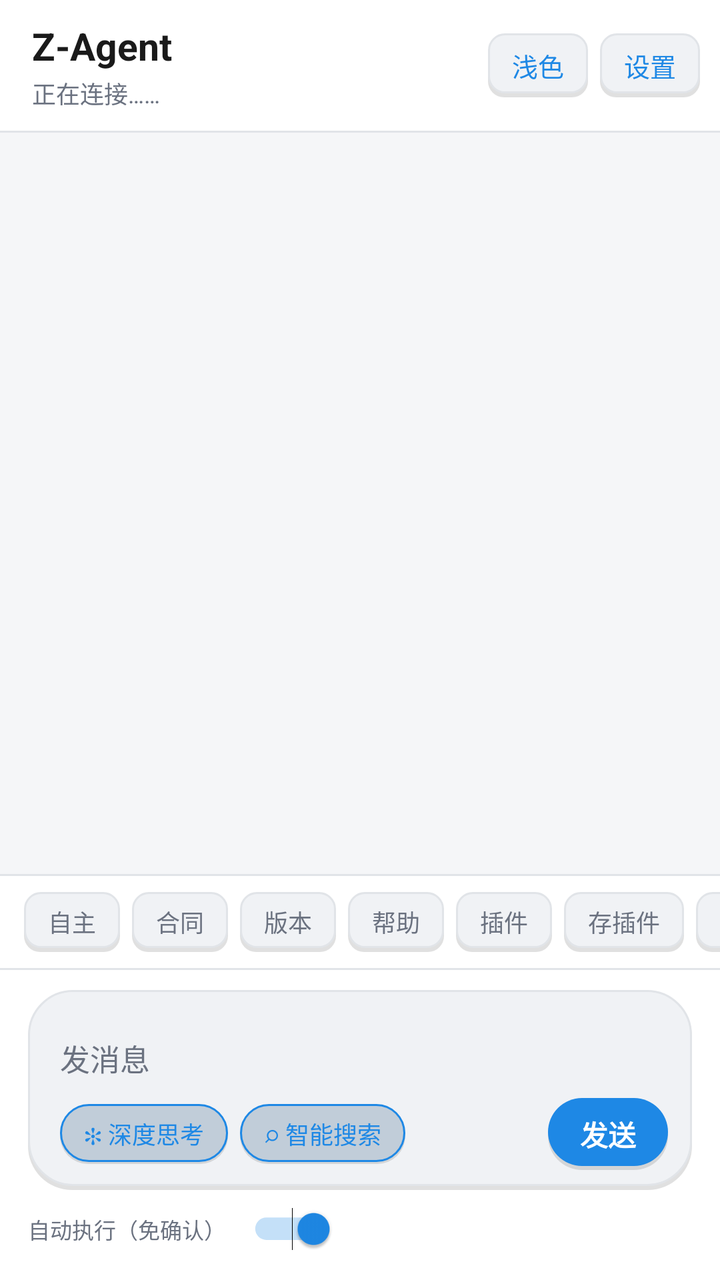
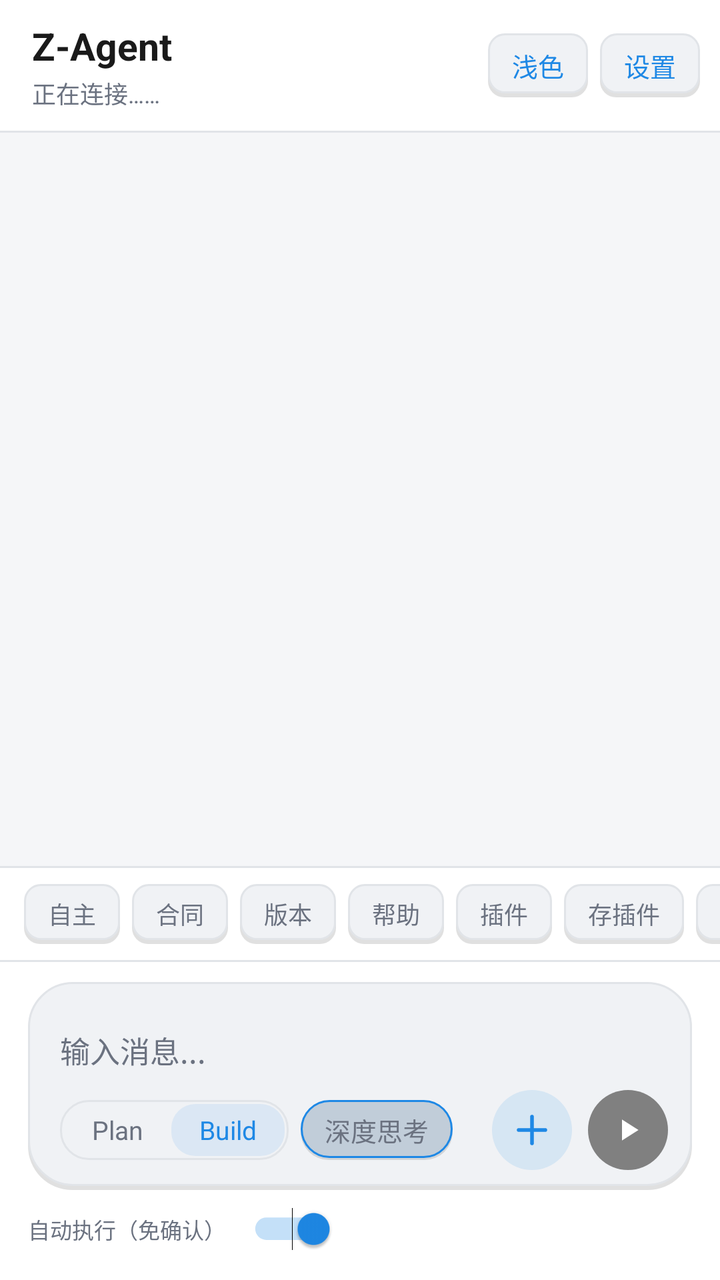

Before-and-after screenshots of an Android layout around one commit, followed by the original layout XML and the change that was made.
<!-- AndroidManifest.xml: application theme AppTheme -->
<!-- res/layout/activity_main.xml -->
<?xml version="1.0" encoding="utf-8"?>
<LinearLayout xmlns:android="http://schemas.android.com/apk/res/android"
    android:id="@+id/rootView"
    android:layout_width="match_parent"
    android:layout_height="match_parent"
    android:background="@color/bg_root"
    android:orientation="vertical">

    
    <LinearLayout
        android:id="@+id/topBar"
        android:layout_width="match_parent"
        android:layout_height="wrap_content"
        android:background="@color/bg_surface"
        android:gravity="center_vertical"
        android:orientation="horizontal"
        android:paddingStart="16dp"
        android:paddingTop="10dp"
        android:paddingEnd="10dp"
        android:paddingBottom="10dp">

        <LinearLayout
            android:layout_width="0dp"
            android:layout_height="wrap_content"
            android:layout_weight="1"
            android:orientation="vertical">

            <TextView
                android:layout_width="wrap_content"
                android:layout_height="wrap_content"
                android:text="Z-Agent"
                android:textColor="@color/text_primary"
                android:textSize="19sp"
                android:textStyle="bold" />

            <TextView
                android:id="@+id/statusText"
                android:layout_width="match_parent"
                android:layout_height="wrap_content"
                android:layout_marginTop="2dp"
                android:ellipsize="end"
                android:maxLines="1"
                android:text="正在连接……"
                android:textColor="@color/text_secondary"
                android:textSize="12sp" />
        </LinearLayout>

        <TextView
            android:id="@+id/themeButton"
            android:layout_width="wrap_content"
            android:layout_height="32dp"
            android:background="@drawable/bg_quick"
            android:clickable="true"
            android:focusable="true"
            android:gravity="center"
            android:paddingStart="12dp"
            android:paddingEnd="12dp"
            android:text="浅色"
            android:textColor="@color/accent"
            android:textSize="13sp" />

        <TextView
            android:id="@+id/settingsButton"
            android:layout_width="wrap_content"
            android:layout_height="32dp"
            android:layout_marginStart="6dp"
            android:background="@drawable/bg_quick"
            android:clickable="true"
            android:focusable="true"
            android:gravity="center"
            android:paddingStart="12dp"
            android:paddingEnd="12dp"
            android:text="设置"
            android:textColor="@color/accent"
            android:textSize="13sp" />
    </LinearLayout>

    
    <View
        android:layout_width="match_parent"
        android:layout_height="1dp"
        android:background="@color/divider" />

    
    <ScrollView
        android:id="@+id/outputScroll"
        android:layout_width="match_parent"
        android:layout_height="0dp"
        android:layout_weight="1"
        android:background="@color/bg_root"
        android:fillViewport="true"
        android:overScrollMode="never"
        android:scrollbars="vertical">

        <LinearLayout
            android:id="@+id/chatContainer"
            android:layout_width="match_parent"
            android:layout_height="wrap_content"
            android:orientation="vertical"
            android:paddingStart="8dp"
            android:paddingTop="12dp"
            android:paddingEnd="8dp"
            android:paddingBottom="12dp" />
    </ScrollView>

    
    <View
        android:layout_width="match_parent"
        android:layout_height="1dp"
        android:background="@color/divider" />

    
    <HorizontalScrollView
        android:layout_width="match_parent"
        android:layout_height="wrap_content"
        android:background="@color/bg_surface"
        android:overScrollMode="never"
        android:scrollbars="none">

        <LinearLayout
            android:layout_width="wrap_content"
            android:layout_height="wrap_content"
            android:orientation="horizontal"
            android:paddingStart="12dp"
            android:paddingTop="8dp"
            android:paddingEnd="12dp"
            android:paddingBottom="8dp">

            <TextView android:id="@+id/btnIdle" android:layout_width="wrap_content" android:layout_height="30dp" android:background="@drawable/bg_quick" android:gravity="center" android:paddingStart="12dp" android:paddingEnd="12dp" android:text="自主" android:textColor="@color/text_secondary" android:textSize="12sp" />
            <TextView android:id="@+id/btnContract" android:layout_width="wrap_content" android:layout_height="30dp" android:layout_marginStart="6dp" android:background="@drawable/bg_quick" android:gravity="center" android:paddingStart="12dp" android:paddingEnd="12dp" android:text="合同" android:textColor="@color/text_secondary" android:textSize="12sp" />
            <TextView android:id="@+id/btnVersions" android:layout_width="wrap_content" android:layout_height="30dp" android:layout_marginStart="6dp" android:background="@drawable/bg_quick" android:gravity="center" android:paddingStart="12dp" android:paddingEnd="12dp" android:text="版本" android:textColor="@color/text_secondary" android:textSize="12sp" />
            <TextView android:id="@+id/btnHelp" android:layout_width="wrap_content" android:layout_height="30dp" android:layout_marginStart="6dp" android:background="@drawable/bg_quick" android:gravity="center" android:paddingStart="12dp" android:paddingEnd="12dp" android:text="帮助" android:textColor="@color/text_secondary" android:textSize="12sp" />
            <TextView android:id="@+id/btnPlugins" android:layout_width="wrap_content" android:layout_height="30dp" android:layout_marginStart="6dp" android:background="@drawable/bg_quick" android:gravity="center" android:paddingStart="12dp" android:paddingEnd="12dp" android:text="插件" android:textColor="@color/text_secondary" android:textSize="12sp" />
            <TextView android:id="@+id/btnSavePlugin" android:layout_width="wrap_content" android:layout_height="30dp" android:layout_marginStart="6dp" android:background="@drawable/bg_quick" android:gravity="center" android:paddingStart="12dp" android:paddingEnd="12dp" android:text="存插件" android:textColor="@color/text_secondary" android:textSize="12sp" />
            <TextView android:id="@+id/btnClear" android:layout_width="wrap_content" android:layout_height="30dp" android:layout_marginStart="6dp" android:background="@drawable/bg_quick" android:gravity="center" android:paddingStart="12dp" android:paddingEnd="12dp" android:text="清屏" android:textColor="@color/text_secondary" android:textSize="12sp" />
        </LinearLayout>
    </HorizontalScrollView>

    
    <View
        android:layout_width="match_parent"
        android:layout_height="1dp"
        android:background="@color/divider" />

    
    
    <LinearLayout
        android:id="@+id/inputBar"
        android:layout_width="match_parent"
        android:layout_height="wrap_content"
        android:background="@color/bg_surface"
        android:orientation="vertical"
        android:paddingStart="14dp"
        android:paddingTop="10dp"
        android:paddingEnd="14dp"
        android:paddingBottom="12dp">

        
        <LinearLayout
            android:layout_width="match_parent"
            android:layout_height="wrap_content"
            android:background="@drawable/bg_input_card"
            android:orientation="vertical"
            android:paddingStart="16dp"
            android:paddingTop="10dp"
            android:paddingEnd="12dp"
            android:paddingBottom="10dp">

            
            <EditText
                android:id="@+id/inputEdit"
                android:layout_width="match_parent"
                android:layout_height="wrap_content"
                android:minHeight="44dp"
                android:background="@null"
                android:hint="发消息"
                android:imeOptions="actionSend"
                android:inputType="textMultiLine|text"
                android:maxLines="6"
                android:paddingTop="8dp"
                android:paddingBottom="4dp"
                android:textColor="@color/text_primary"
                android:textColorHint="@color/text_secondary"
                android:textSize="15sp" />

            
            <LinearLayout
                android:layout_width="match_parent"
                android:layout_height="wrap_content"
                android:gravity="center_vertical"
                android:orientation="horizontal">

                <TextView
                    android:id="@+id/chipThink2"
                    android:layout_width="wrap_content"
                    android:layout_height="30dp"
                    android:background="@drawable/bg_mini_pill"
                    android:clickable="true"
                    android:focusable="true"
                    android:gravity="center"
                    android:paddingStart="12dp"
                    android:paddingEnd="12dp"
                    android:text="✻ 深度思考"
                    android:textColor="@color/accent"
                    android:textSize="12sp" />

                <TextView
                    android:id="@+id/chipSearch"
                    android:layout_width="wrap_content"
                    android:layout_height="30dp"
                    android:layout_marginStart="6dp"
                    android:background="@drawable/bg_mini_pill"
                    android:clickable="true"
                    android:focusable="true"
                    android:gravity="center"
                    android:paddingStart="12dp"
                    android:paddingEnd="12dp"
                    android:text="⌕ 智能搜索"
                    android:textColor="@color/accent"
                    android:textSize="12sp" />

                
                <View
                    android:layout_width="0dp"
                    android:layout_height="1dp"
                    android:layout_weight="1" />

                
                <Button
                    android:id="@+id/sendButton"
                    android:layout_width="wrap_content"
                    android:layout_height="36dp"
                    android:background="@drawable/bg_send"
                    android:minWidth="60dp"
                    android:paddingStart="16dp"
                    android:paddingEnd="16dp"
                    android:stateListAnimator="@null"
                    android:text="发送"
                    android:textAllCaps="false"
                    android:textColor="@color/text_on_accent"
                    android:textSize="14sp"
                    android:textStyle="bold" />
            </LinearLayout>
        </LinearLayout>

        
        <LinearLayout
            android:layout_width="match_parent"
            android:layout_height="wrap_content"
            android:layout_marginTop="6dp"
            android:gravity="center_vertical"
            android:orientation="horizontal">

            <TextView
                android:layout_width="wrap_content"
                android:layout_height="wrap_content"
                android:text="自动执行（免确认）"
                android:textColor="@color/text_secondary"
                android:textSize="11sp" />

            <android.widget.Switch
                android:id="@+id/autoSwitch"
                android:layout_width="wrap_content"
                android:layout_height="wrap_content"
                android:layout_marginStart="6dp"
                android:checked="true"
                android:minHeight="0dp"
                android:scaleX="0.8"
                android:scaleY="0.8" />
        </LinearLayout>
    </LinearLayout>
</LinearLayout>
<!-- resources referenced by this layout -->
<resources>
  <color name="accent">#FF1E88E5</color>
  <color name="bg_root">#FFF5F6F8</color>
  <color name="bg_surface">#FFFFFFFF</color>
  <color name="divider">#FFE1E4E8</color>
  <color name="text_on_accent">#FFFFFFFF</color>
  <color name="text_primary">#FF1A1A1A</color>
  <color name="text_secondary">#FF6B7280</color>
  <!-- drawable bg_input_card (drawable) -->
  <?xml version="1.0" encoding="utf-8"?>
  <layer-list xmlns:android="http://schemas.android.com/apk/res/android">
      <item android:top="2dp">
          <shape android:shape="rectangle">
              <solid android:color="@color/btn_shadow" />
              <corners android:radius="22dp" />
          </shape>
      </item>
      <item android:bottom="2dp">
          <shape android:shape="rectangle">
              <solid android:color="@color/bg_input" />
              <corners android:radius="22dp" />
              <stroke android:width="1dp" android:color="@color/divider" />
          </shape>
      </item>
  </layer-list>
  <!-- drawable bg_send (drawable) -->
  <?xml version="1.0" encoding="utf-8"?>
  <selector xmlns:android="http://schemas.android.com/apk/res/android"> <item android:state_pressed="true"> <layer-list> <item android:top="2dp"> <shape android:shape="rectangle"> <solid android:color="@color/btn_shadow" /> <corners android:radius="23dp" /> </shape> </item> <item android:bottom="2dp"> <shape android:shape="rectangle"> <solid android:color="@color/send_pressed" /> <corners android:radius="23dp" /> </shape> </item> </layer-list> </item> <item android:state_enabled="false"> <layer-list> <item android:top="2dp"> <shape android:shape="rectangle"> <solid android:color="@color/btn_shadow" /> <corners android:radius="23dp" /> </shape> </item> <item android:bottom="2dp"> <shape android:shape="rectangle"> <solid android:color="@color/chip_stroke" /> <corners android:radius="23dp" /> </shape> </item> </layer-list> </item> <item> <layer-list> <item android:top="2dp"> <shape android:shape="rectangle"> <solid android:color="@color/btn_shadow" /> <corners android:radius="23dp" /> </shape> </item> <item android:bottom="2dp"> <shape android:shape="rectangle"> <solid android:color="@color/accent" /> <corners android:radius="23dp" /> </shape> </item> </layer-list> </item> </selector>
  <style name="AppTheme" parent="Theme.AppCompat.DayNight.NoActionBar"> <item name="android:windowBackground">@color/bg_root</item> <item name="colorPrimary">@color/accent</item> <item name="colorPrimaryDark">@color/status_bar</item> <item name="colorAccent">@color/accent</item> <item name="android:statusBarColor">@color/status_bar</item> <item name="android:navigationBarColor">@color/status_bar</item> <item name="android:windowLightStatusBar">@bool/light_status_bar</item> </style>
  <color name="btn_shadow">#1F000000</color>
  <color name="bg_input">#FFF0F2F5</color>
  <color name="chip_bg_selected">#1A1E88E5</color>
  <color name="chip_stroke">#FFE1E4E8</color>
  <color name="send_pressed">#FF1565C0</color>
  <color name="status_bar">#FFF5F6F8</color>
  <!-- unchanged entries left out for length: 2 -->
</resources>

<!-- the commit's change to res/layout/activity_main.xml (unified diff, before → after) -->
@@ -24,7 +24,6 @@
             android:layout_height="wrap_content"
             android:layout_weight="1"
             android:orientation="vertical">
-
             <TextView
                 android:layout_width="wrap_content"
                 android:layout_height="wrap_content"
@@ -32,7 +31,6 @@
                 android:textColor="@color/text_primary"
                 android:textSize="19sp"
                 android:textStyle="bold" />
-
             <TextView
                 android:id="@+id/statusText"
                 android:layout_width="match_parent"
@@ -75,11 +73,7 @@
             android:textSize="13sp" />
     </LinearLayout>
 
-    
-    <View
-        android:layout_width="match_parent"
-        android:layout_height="1dp"
-        android:background="@color/divider" />
+    <View android:layout_width="match_parent" android:layout_height="1dp" android:background="@color/divider" />
 
     
     <ScrollView
@@ -91,7 +85,6 @@
         android:fillViewport="true"
         android:overScrollMode="never"
         android:scrollbars="vertical">
-
         <LinearLayout
             android:id="@+id/chatContainer"
             android:layout_width="match_parent"
@@ -103,11 +96,7 @@
             android:paddingBottom="12dp" />
     </ScrollView>
 
-    
-    <View
-        android:layout_width="match_parent"
-        android:layout_height="1dp"
-        android:background="@color/divider" />
+    <View android:layout_width="match_parent" android:layout_height="1dp" android:background="@color/divider" />
 
     
     <HorizontalScrollView
@@ -116,7 +105,6 @@
         android:background="@color/bg_surface"
         android:overScrollMode="never"
         android:scrollbars="none">
-
         <LinearLayout
             android:layout_width="wrap_content"
             android:layout_height="wrap_content"
@@ -125,7 +113,6 @@
             android:paddingTop="8dp"
             android:paddingEnd="12dp"
             android:paddingBottom="8dp">
-
             <TextView android:id="@+id/btnIdle" android:layout_width="wrap_content" android:layout_height="30dp" android:background="@drawable/bg_quick" android:gravity="center" android:paddingStart="12dp" android:paddingEnd="12dp" android:text="自主" android:textColor="@color/text_secondary" android:textSize="12sp" />
             <TextView android:id="@+id/btnContract" android:layout_width="wrap_content" android:layout_height="30dp" android:layout_marginStart="6dp" android:background="@drawable/bg_quick" android:gravity="center" android:paddingStart="12dp" android:paddingEnd="12dp" android:text="合同" android:textColor="@color/text_secondary" android:textSize="12sp" />
             <TextView android:id="@+id/btnVersions" android:layout_width="wrap_content" android:layout_height="30dp" android:layout_marginStart="6dp" android:background="@drawable/bg_quick" android:gravity="center" android:paddingStart="12dp" android:paddingEnd="12dp" android:text="版本" android:textColor="@color/text_secondary" android:textSize="12sp" />
@@ -136,13 +123,8 @@
         </LinearLayout>
     </HorizontalScrollView>
 
-    
-    <View
-        android:layout_width="match_parent"
-        android:layout_height="1dp"
-        android:background="@color/divider" />
-
-    
+    <View android:layout_width="match_parent" android:layout_height="1dp" android:background="@color/divider" />
+
     
     <LinearLayout
         android:id="@+id/inputBar"
@@ -173,7 +155,7 @@
                 android:layout_height="wrap_content"
                 android:minHeight="44dp"
                 android:background="@null"
-                android:hint="发消息"
+                android:hint="输入消息..."
                 android:imeOptions="actionSend"
                 android:inputType="textMultiLine|text"
                 android:maxLines="6"
@@ -190,22 +172,43 @@
                 android:gravity="center_vertical"
                 android:orientation="horizontal">
 
+                
+                <LinearLayout
+                    android:id="@+id/segContainer"
+                    android:layout_width="wrap_content"
+                    android:layout_height="30dp"
+                    android:background="@drawable/bg_seg_container"
+                    android:orientation="horizontal"
+                    android:padding="2dp">
+
+                    <TextView
+                        android:id="@+id/segPlan"
+                        android:layout_width="wrap_content"
+                        android:layout_height="match_parent"
+                        android:background="@null"
+                        android:gravity="center"
+                        android:paddingStart="14dp"
+                        android:paddingEnd="14dp"
+                        android:text="Plan"
+                        android:textColor="@color/text_secondary"
+                        android:textSize="13sp" />
+
+                    <TextView
+                        android:id="@+id/segBuild"
+                        android:layout_width="wrap_content"
+                        android:layout_height="match_parent"
+                        android:background="@drawable/bg_seg_thumb"
+                        android:gravity="center"
+                        android:paddingStart="14dp"
+                        android:paddingEnd="14dp"
+                        android:text="Build"
+                        android:textColor="@color/accent"
+                        android:textSize="13sp" />
+                </LinearLayout>
+
+                
                 <TextView
                     android:id="@+id/chipThink2"
-                    android:layout_width="wrap_content"
-                    android:layout_height="30dp"
-                    android:background="@drawable/bg_mini_pill"
-                    android:clickable="true"
-                    android:focusable="true"
-                    android:gravity="center"
-                    android:paddingStart="12dp"
-                    android:paddingEnd="12dp"
-                    android:text="✻ 深度思考"
-                    android:textColor="@color/accent"
-                    android:textSize="12sp" />
-
-                <TextView
-                    android:id="@+id/chipSearch"
                     android:layout_width="wrap_content"
                     android:layout_height="30dp"
                     android:layout_marginStart="6dp"
@@ -215,9 +218,17 @@
                     android:gravity="center"
                     android:paddingStart="12dp"
                     android:paddingEnd="12dp"
-                    android:text="⌕ 智能搜索"
-                    android:textColor="@color/accent"
-                    android:textSize="12sp" />
+                    android:text="深度思考"
+                    android:textColor="@color/text_secondary"
+                    android:textSize="13sp" />
+
+                
+                <TextView
+                    android:id="@+id/chipSearch"
+                    android:layout_width="wrap_content"
+                    android:layout_height="30dp"
+                    android:visibility="gone"
+                    android:text="智能搜索" />
 
                 
                 <View
@@ -226,20 +237,35 @@
                     android:layout_weight="1" />
 
                 
-                <Button
+                <FrameLayout
+                    android:id="@+id/btnPlus"
+                    android:layout_width="40dp"
+                    android:layout_height="40dp"
+                    android:background="@drawable/bg_circle_btn"
+                    android:clickable="true"
+                    android:focusable="true">
+                    <ImageView
+                        android:layout_width="20dp"
+                        android:layout_height="20dp"
+                        android:layout_gravity="center"
+                        android:src="@drawable/ic_plus" />
+                </FrameLayout>
+
+                
+                <FrameLayout
                     android:id="@+id/sendButton"
-                    android:layout_width="wrap_content"
-                    android:layout_height="36dp"
-                    android:background="@drawable/bg_send"
-                    android:minWidth="60dp"
-                    android:paddingStart="16dp"
-                    android:paddingEnd="16dp"
-                    android:stateListAnimator="@null"
-                    android:text="发送"
-                    android:textAllCaps="false"
-                    android:textColor="@color/text_on_accent"
-                    android:textSize="14sp"
-                    android:textStyle="bold" />
+                    android:layout_width="40dp"
+                    android:layout_height="40dp"
+                    android:layout_marginStart="8dp"
+                    android:background="@drawable/bg_circle_send"
+                    android:clickable="true"
+                    android:focusable="true">
+                    <ImageView
+                        android:layout_width="18dp"
+                        android:layout_height="18dp"
+                        android:layout_gravity="center"
+                        android:src="@drawable/ic_send_arrow" />
+                </FrameLayout>
             </LinearLayout>
         </LinearLayout>
 
@@ -250,14 +276,12 @@
             android:layout_marginTop="6dp"
             android:gravity="center_vertical"
             android:orientation="horizontal">
-
             <TextView
                 android:layout_width="wrap_content"
                 android:layout_height="wrap_content"
                 android:text="自动执行（免确认）"
                 android:textColor="@color/text_secondary"
                 android:textSize="11sp" />
-
             <android.widget.Switch
                 android:id="@+id/autoSwitch"
                 android:layout_width="wrap_content"
<!-- resource entries referenced after the edit -->
@@ -4,9 +4,27 @@
   <color name="bg_root">#FFF5F6F8</color>
   <color name="bg_surface">#FFFFFFFF</color>
   <color name="divider">#FFE1E4E8</color>
-  <color name="text_on_accent">#FFFFFFFF</color>
   <color name="text_primary">#FF1A1A1A</color>
   <color name="text_secondary">#FF6B7280</color>
+  <!-- drawable bg_circle_btn (drawable) -->
+  <?xml version="1.0" encoding="utf-8"?>
+  <shape xmlns:android="http://schemas.android.com/apk/res/android" android:shape="oval">
+      <solid android:color="#1F1E88E5" />
+  </shape>
+  <!-- drawable bg_circle_send (drawable) -->
+  <?xml version="1.0" encoding="utf-8"?>
+  <selector xmlns:android="http://schemas.android.com/apk/res/android">
+      <item android:state_pressed="true">
+          <shape android:shape="oval">
+              <solid android:color="#4A4A4A" />
+          </shape>
+      </item>
+      <item>
+          <shape android:shape="oval">
+              <solid android:color="#808080" />
+          </shape>
+      </item>
+  </selector>
   <!-- drawable bg_input_card (drawable) -->
   <?xml version="1.0" encoding="utf-8"?>
   <layer-list xmlns:android="http://schemas.android.com/apk/res/android">
@@ -24,15 +42,47 @@
           </shape>
       </item>
   </layer-list>
-  <!-- drawable bg_send (drawable) -->
+  <!-- drawable bg_seg_container (drawable) -->
   <?xml version="1.0" encoding="utf-8"?>
-  <selector xmlns:android="http://schemas.android.com/apk/res/android"> <item android:state_pressed="true"> <layer-list> <item android:top="2dp"> <shape android:shape="rectangle"> <solid android:color="@color/btn_shadow" /> <corners android:radius="23dp" /> </shape> </item> <item android:bottom="2dp"> <shape android:shape="rectangle"> <solid android:color="@color/send_pressed" /> <corners android:radius="23dp" /> </shape> </item> </layer-list> </item> <item android:state_enabled="false"> <layer-list> <item android:top="2dp"> <shape android:shape="rectangle"> <solid android:color="@color/btn_shadow" /> <corners android:radius="23dp" /> </shape> </item> <item android:bottom="2dp"> <shape android:shape="rectangle"> <solid android:color="@color/chip_stroke" /> <corners android:radius="23dp" /> </shape> </item> </layer-list> </item> <item> <layer-list> <item android:top="2dp"> <shape android:shape="rectangle"> <solid android:color="@color/btn_shadow" /> <corners android:radius="23dp" /> </shape> </item> <item android:bottom="2dp"> <shape android:shape="rectangle"> <solid android:color="@color/accent" /> <corners android:radius="23dp" /> </shape> </item> </layer-list> </item> </selector>
+  <shape xmlns:android="http://schemas.android.com/apk/res/android" android:shape="rectangle">
+      <corners android:radius="14dp" />
+      <stroke android:width="1dp" android:color="@color/divider" />
+  </shape>
+  <!-- drawable bg_seg_thumb (drawable) -->
+  <?xml version="1.0" encoding="utf-8"?>
+  <shape xmlns:android="http://schemas.android.com/apk/res/android" android:shape="rectangle">
+      <corners android:radius="12dp" />
+      <solid android:color="@color/chip_bg_selected" />
+  </shape>
+  <!-- drawable ic_plus (drawable) -->
+  <?xml version="1.0" encoding="utf-8"?>
+  <vector xmlns:android="http://schemas.android.com/apk/res/android"
+      android:width="20dp"
+      android:height="20dp"
+      android:viewportWidth="24"
+      android:viewportHeight="24">
+      <path
+          android:pathData="M12,4 L12,20 M4,12 L20,12"
+          android:strokeColor="#1E88E5"
+          android:strokeWidth="2.2"
+          android:strokeLineCap="round" />
+  </vector>
+  <!-- drawable ic_send_arrow (drawable) -->
+  <?xml version="1.0" encoding="utf-8"?>
+  <vector xmlns:android="http://schemas.android.com/apk/res/android"
+      android:width="20dp"
+      android:height="20dp"
+      android:viewportWidth="24"
+      android:viewportHeight="24">
+      <path
+          android:fillColor="#FFFFFF"
+          android:pathData="M8,5 L19,12 L8,19 Z" />
+  </vector>
   <style name="AppTheme" parent="Theme.AppCompat.DayNight.NoActionBar"> <item name="android:windowBackground">@color/bg_root</item> <item name="colorPrimary">@color/accent</item> <item name="colorPrimaryDark">@color/status_bar</item> <item name="colorAccent">@color/accent</item> <item name="android:statusBarColor">@color/status_bar</item> <item name="android:navigationBarColor">@color/status_bar</item> <item name="android:windowLightStatusBar">@bool/light_status_bar</item> </style>
   <color name="btn_shadow">#1F000000</color>
   <color name="bg_input">#FFF0F2F5</color>
   <color name="chip_bg_selected">#1A1E88E5</color>
   <color name="chip_stroke">#FFE1E4E8</color>
-  <color name="send_pressed">#FF1565C0</color>
   <color name="status_bar">#FFF5F6F8</color>
   <!-- unchanged entries left out for length: 2 -->
 </resources>
